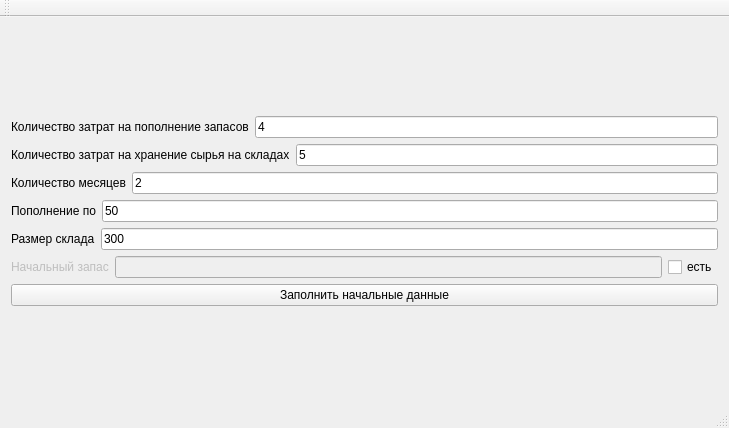
This is mainwindow.ui in GoldGshok/PostEat as Qt 5 draws it before an edit. The edited form follows.
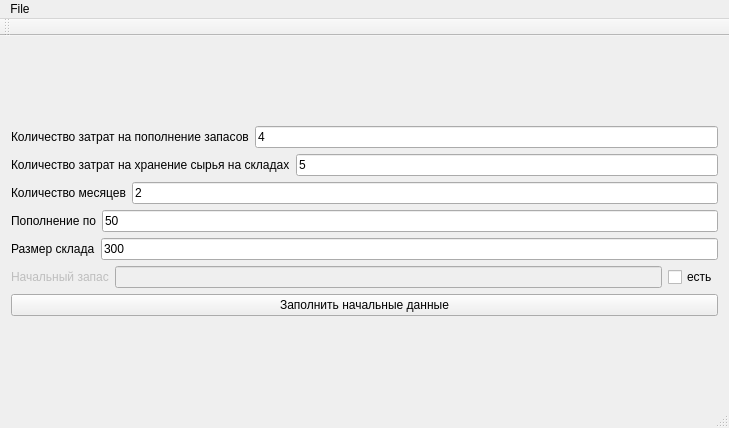
This is the edited form.

The edit to the form file:
```diff
--- a/mainwindow.ui
+++ b/mainwindow.ui
@@ -155,6 +155,13 @@
      <height>21</height>
     </rect>
    </property>
+   <widget class="QMenu" name="menuFile">
+    <property name="title">
+     <string>File</string>
+    </property>
+    <addaction name="readFile"/>
+   </widget>
+   <addaction name="menuFile"/>
   </widget>
   <widget class="QToolBar" name="mainToolBar">
    <attribute name="toolBarArea">
```
Left out of the diff: 5 changed lines with no effect on the pictures.
